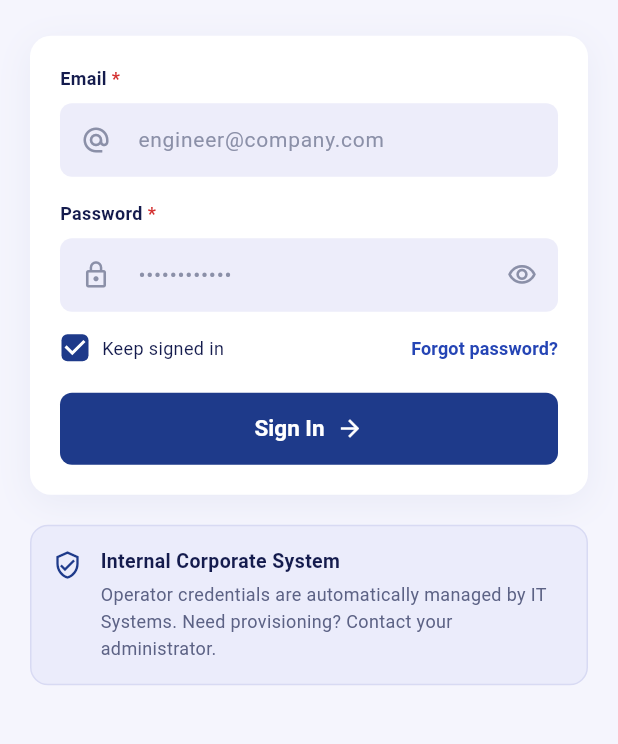
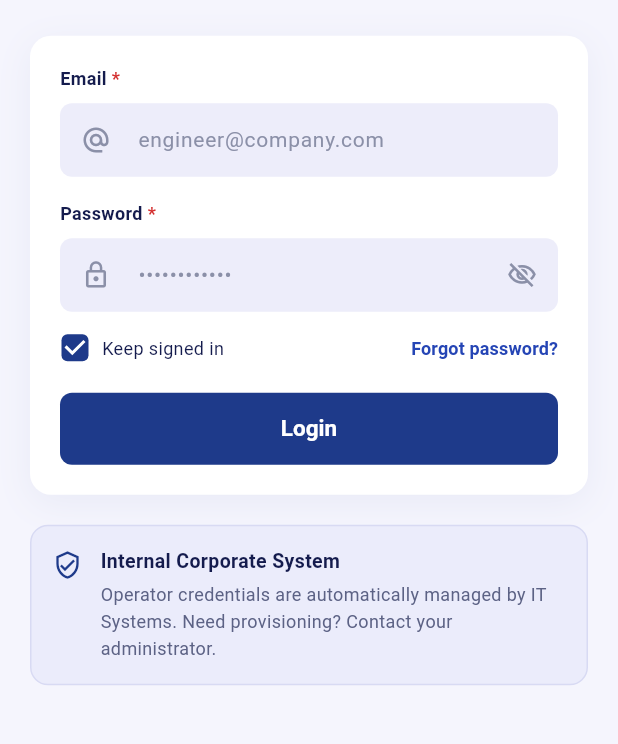
Before and after one commit to MohamedRafat-hub/Engineering_Flow, a Flutter app: the screen it shows after launch, on a phone screen of 412 x 824 dp, the part 388-1132 px from its top. Run offline on Flutter 3.47's test engine with Material 3 defaults, Android fonts, the phone set to English and light mode, and no system bars; our stand-ins replace bloc, dartz, firebase_auth, firebase_core, flutter_bloc, flutter_svg and 2 more; accounts and stored records are empty.

Commit message:
finish login with email and password

```diff
--- /dev/null
+++ b/lib/core/use_cases/use_case.dart
@@ -0,0 +1,7 @@
+import 'package:dartz/dartz.dart';
+
+import '../errors/failures.dart';
+
+abstract class UseCase<Type, Params> {
+  Future<Either<Failure, Type>> call(Params params);
+}
--- /dev/null
+++ b/lib/features/auth/data/data_sources/auth_remote_data_source.dart
@@ -0,0 +1,18 @@
+import 'package:engineering_flow/core/services/firebase_auth_service.dart';
+import 'package:engineering_flow/features/auth/data/models/user_model.dart';
+
+abstract class AuthRemoteDataSource {
+  Future<UserModel> login({required String email , required String password});
+}
+
+
+class AuthRemoteDataSourceImpl implements AuthRemoteDataSource{
+
+  final FirebaseAuthService _firebaseAuthService;
+
+  AuthRemoteDataSourceImpl(this._firebaseAuthService);
+  @override
+  Future<UserModel> login({required String email, required String password}) {
+    return _firebaseAuthService.signInWithEmailAndPassword(email: email, password: password);
+  }
+}
--- /dev/null
+++ b/lib/features/auth/domain/entities/uer_entity.dart
@@ -0,0 +1,8 @@
+class UserEntity{
+  final String uId;
+  final String name;
+  final String role;
+  final String email;
+
+  UserEntity({required this.email, required this.uId, required this.name, required this.role});
+}
--- /dev/null
+++ b/lib/features/auth/domain/repositories/auth_repo.dart
@@ -0,0 +1,7 @@
+import 'package:dartz/dartz.dart';
+import 'package:engineering_flow/core/errors/failures.dart';
+import 'package:engineering_flow/features/auth/domain/entities/uer_entity.dart';
+
+abstract class AuthRepo {
+  Future<Either<Failure , UserEntity>>login({required String email , required String password});
+}
--- /dev/null
+++ b/lib/features/auth/domain/use_cases/login_use_case.dart
@@ -0,0 +1,28 @@
+import 'package:dartz/dartz.dart';
+import 'package:engineering_flow/core/errors/failures.dart';
+import 'package:engineering_flow/features/auth/domain/entities/uer_entity.dart';
+import 'package:engineering_flow/features/auth/domain/repositories/auth_repo.dart';
+
+import '../../../../core/use_cases/use_case.dart';
+
+class LoginUseCase extends UseCase<UserEntity , LoginParams>{
+
+  final AuthRepo _authRepo;
+
+  LoginUseCase(this._authRepo);
+
+  @override
+  Future<Either<Failure, UserEntity>> call(loginParams) {
+    return _authRepo.login(email: loginParams.email ,password: loginParams.password);
+  }
+}
+
+class LoginParams {
+  final String email;
+  final String password;
+
+  const LoginParams({
+    required this.email,
+    required this.password,
+  });
+}
--- /dev/null
+++ b/lib/features/auth/presentation/cubits/auth_cubit/auth_cubit.dart
@@ -0,0 +1,26 @@
+import 'package:bloc/bloc.dart';
+import 'package:engineering_flow/features/auth/domain/use_cases/login_use_case.dart';
+import 'package:meta/meta.dart';
+part 'auth_state.dart';
+
+class AuthCubit extends Cubit<AuthState> {
+  AuthCubit(super.initialState, LoginUseCase loginUseCase)
+    : _loginUseCase = loginUseCase;
+
+  final LoginUseCase _loginUseCase;
+
+  Future<void> login(LoginParams loginParams) async {
+
+    emit(AuthLoading());
+    var result = await _loginUseCase.call(loginParams);
+
+    result.fold(
+      (error) {
+        emit(AuthFailure(error.message));
+      },
+      (success) {
+        emit(AuthSuccess());
+      },
+    );
+  }
+}
--- /dev/null
+++ b/lib/features/auth/presentation/cubits/auth_cubit/auth_state.dart
@@ -0,0 +1,14 @@
+part of 'auth_cubit.dart';
+
+@immutable
+sealed class AuthState {}
+
+final class AuthInitial extends AuthState {}
+final class AuthLoading extends AuthState {}
+final class AuthSuccess extends AuthState {
+}
+final class AuthFailure extends AuthState {
+  final String message;
+
+  AuthFailure(this.message);
+}
--- a/lib/features/auth/presentation/views/widgets/auth_text_filed.dart
+++ b/lib/features/auth/presentation/views/widgets/auth_text_filed.dart
@@ -11,7 +11,7 @@ class AuthTextField extends StatelessWidget {
     required this.prefixIcon,
     this.suffixIcon,
     this.obscureText = false,
-    this.keyboardType,
+    this.keyboardType, this.onSaved, this.validator,
   });
 
   final String label;
@@ -20,6 +20,9 @@ class AuthTextField extends StatelessWidget {
   final Widget? suffixIcon;
   final bool obscureText;
   final TextInputType? keyboardType;
+  final Function(String?)? onSaved;
+  final  String? Function(String?)? validator;
+
 
   @override
   Widget build(BuildContext context) {
@@ -39,7 +42,10 @@ class AuthTextField extends StatelessWidget {
           ),
         ),
         const SizedBox(height: 8),
-        TextField(
+        TextFormField(
+          validator: validator,
+          maxLines: 1,
+          onSaved: onSaved,
           obscureText: obscureText,
           keyboardType: keyboardType,
           style: AppTextStyles.input,
--- a/lib/features/auth/presentation/views/widgets/login_form_card.dart
+++ b/lib/features/auth/presentation/views/widgets/login_form_card.dart
@@ -1,46 +1,177 @@
+import 'package:engineering_flow/features/auth/presentation/views/widgets/remember_me_row.dart';
+import 'package:flutter/cupertino.dart';
 import 'package:flutter/material.dart';
+import 'package:flutter_bloc/flutter_bloc.dart';
 
-import '../../../../../core/widgets/app_button.dart';
+import '../../../../../core/di/service_locator.dart';
+import '../../../../../core/theme/app_colors.dart';
+import '../../../../../core/utils/helper_functions/show_message.dart';
+import '../../../../../core/utils/helper_functions/validate_email.dart';
+import '../../../../../core/utils/helper_functions/validate_password.dart';
+import '../../../domain/use_cases/login_use_case.dart';
+import '../../cubits/auth_cubit/auth_cubit.dart';
 import 'auth_card.dart';
 import 'auth_text_filed.dart';
-import 'remember_me_row.dart';
 
-class LoginFormCard extends StatelessWidget {
+class LoginFormCard extends StatefulWidget {
   const LoginFormCard({super.key});
 
   @override
+  State<LoginFormCard> createState() => _LoginFormCardState();
+}
+
+class _LoginFormCardState extends State<LoginFormCard> {
+  final _formKey = GlobalKey<FormState>();
+
+  String? email;
+  String? password;
+
+  @override
   Widget build(BuildContext context) {
-    return AuthCard(
+    return BlocProvider(
+      create: (_) => AuthCubit(
+        AuthInitial(),
+        getIt.get<LoginUseCase>(),
+      ),
+      child: AuthCard(
+        child: Form(
+          key: _formKey,
           child: Column(
             children: [
-          const AuthTextField(
+              AuthTextField(
+                validator: validateEmail,
+                onSaved: (value) => email = value,
                 label: 'Email',
                 hintText: 'engineer@company.com',
                 prefixIcon: Icons.alternate_email,
                 keyboardType: TextInputType.emailAddress,
               ),
+
               const SizedBox(height: 16),
-          AuthTextField(
-            label: 'Password',
-            hintText: '••••••••••••',
-            prefixIcon: Icons.lock_outline,
-            obscureText: true,
-            suffixIcon: IconButton(
-              onPressed: () {}, // TODO(logic): toggle password visibility
-              icon: const Icon(Icons.visibility_outlined, size: 20),
+
+              PasswordField(
+                onSaved: (value) => password = value,
+              ),
+
+              const SizedBox(height: 14),
+
+              const RememberMeRow(),
+
+              const SizedBox(height: 20),
+
+              LoginButton(
+                formKey: _formKey,
+                getEmail: () => email,
+                getPassword: () => password,
+              ),
+            ],
           ),
         ),
-          const SizedBox(height: 14),
-          const RememberMeRow(),
-          const SizedBox(height: 20),
-          AppButton(
-            label: 'Sign In',
-            trailingIcon: Icons.arrow_forward,
-            onPressed: () {
-            }, // TODO(logic): submit login
-          ),
-        ],
       ),
     );
   }
 }
+
+
+
+class PasswordField extends StatefulWidget {
+  const PasswordField({
+    super.key,
+    required this.onSaved,
+  });
+
+  final FormFieldSetter<String> onSaved;
+
+  @override
+  State<PasswordField> createState() => _PasswordFieldState();
+}
+
+class _PasswordFieldState extends State<PasswordField> {
+  bool hidePassword = true;
+
+  @override
+  Widget build(BuildContext context) {
+    return AuthTextField(
+      validator: validatePassword,
+      onSaved: widget.onSaved,
+      label: 'Password',
+      hintText: '••••••••••••',
+      prefixIcon: Icons.lock_outline,
+      obscureText: hidePassword,
+      suffixIcon: IconButton(
+        onPressed: () {
+          setState(() {
+            hidePassword = !hidePassword;
+          });
+        },
+        icon: Icon(
+          hidePassword
+              ? Icons.visibility_off_outlined
+              : Icons.visibility_outlined,
+          size: 20,
+        ),
+      ),
+    );
+  }
+}
+
+
+
+class LoginButton extends StatelessWidget {
+  const LoginButton({
+    super.key,
+    required this.formKey,
+    required this.getEmail,
+    required this.getPassword,
+  });
+
+  final GlobalKey<FormState> formKey;
+  final String? Function() getEmail;
+  final String? Function() getPassword;
+
+  @override
+  Widget build(BuildContext context) {
+    return BlocConsumer<AuthCubit, AuthState>(
+      listener: (context, state) {
+        if (state is AuthSuccess) {
+          showMessage(
+            context,
+            'Login success',
+            AppColors.primary,
+          );
+        } else if (state is AuthFailure) {
+          showMessage(
+            context,
+            state.message,
+            Colors.red,
+          );
+        }
+      },
+      builder: (context, state) {
+        if (state is AuthLoading) {
+          return const Center(
+            child: CircularProgressIndicator(),
+          );
+        }
+
+        return ElevatedButton(
+          onPressed: () {
+            if (!formKey.currentState!.validate()) {
+              return;
+            }
+
+            formKey.currentState!.save();
+
+            context.read<AuthCubit>().login(
+              LoginParams(
+                email: getEmail()!,
+                password: getPassword()!,
+              ),
+            );
+          },
+          child: const Text('Login'),
+        );
+      },
+    );
+  }
+}
--- a/lib/features/auth/presentation/views/widgets/login_view_body.dart
+++ b/lib/features/auth/presentation/views/widgets/login_view_body.dart
@@ -9,7 +9,7 @@ class LoginViewBody extends StatelessWidget {
 
   @override
   Widget build(BuildContext context) {
-    return const ScrollableCenteredBody(
+    return  ScrollableCenteredBody(
       children: [
         LoginHeader(),
         SizedBox(height: 24),
--- a/lib/main.dart
+++ b/lib/main.dart
@@ -1,3 +1,4 @@
+import 'package:engineering_flow/core/di/service_locator.dart';
 import 'package:firebase_core/firebase_core.dart';
 import 'package:flutter/material.dart';
 
@@ -11,6 +12,8 @@ void main()async {
   await Firebase.initializeApp(
     options: DefaultFirebaseOptions.currentPlatform,
   );
+
+  setUp();
   runApp(const EngineeringFlowApp());
 }
 
--- a/pubspec.yaml
+++ b/pubspec.yaml
@@ -38,6 +38,9 @@ dependencies:
   go_router: ^17.5.0
   firebase_core: ^4.15.0
   firebase_auth: ^6.7.0
+  dartz: ^0.10.1
+  flutter_bloc: ^9.1.1
+  get_it: ^9.3.0
 
 dev_dependencies:
   flutter_test:
```
Also changed, not shown: lib/core/di/service_locator.dart (+13 -0 lines), lib/core/services/firebase_auth_service.dart (+53 -8 lines), lib/core/utils/helper_functions/show_message.dart (added, +27 -0 lines), lib/core/utils/helper_functions/validate_email.dart (added, +15 -0 lines), lib/core/utils/helper_functions/validate_password.dart (added, +12 -0 lines), lib/features/auth/data/models/user_model.dart (added, +32 -0 lines), lib/features/auth/data/repositories/auth_repo_impl.dart (added, +27 -0 lines), pubspec.lock, 1 other file. Lines whose indentation alone changed are shown as unchanged.
